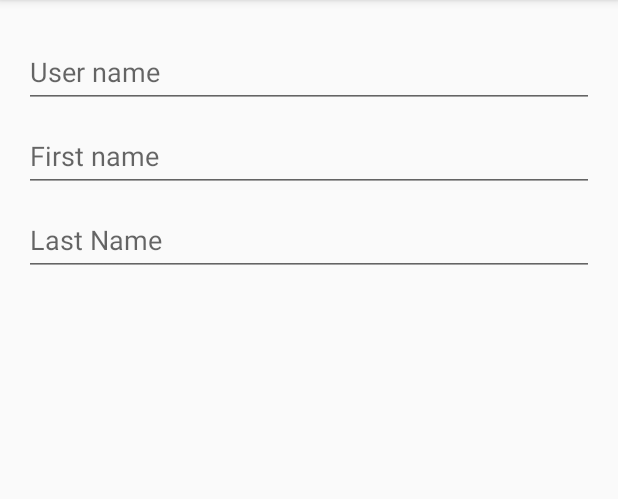
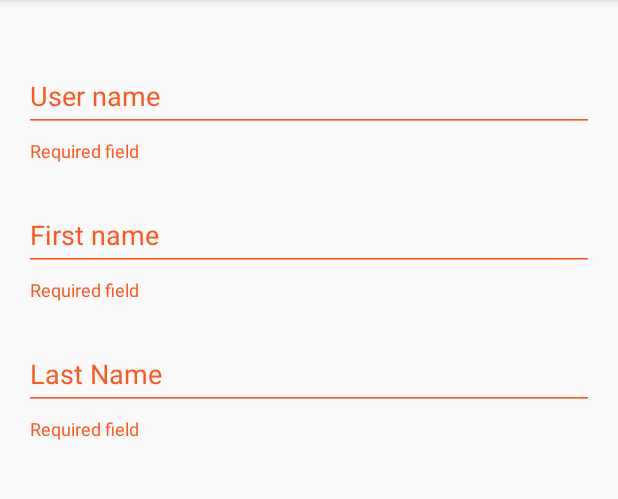
Before and after one commit to sapuglha/coroutinesExploration, an Android app: the UserFormFragment screen opened through its navigation route, after a tap on "Save", on a phone screen of 412 x 824 dp, the part 84-583 px from its top. Run offline under Robolectric (Android 15) with nearby library versions, the phone set to English and light mode, and no system bars; our stand-ins replace Dagger/Hilt's generated code, Room's generated code, Timber, data binding.

Commit message:
Add form validation error message

```diff
--- /dev/null
+++ b/app/src/main/java/com/sapuglha/coroutinesexploration/presentation/extensions/BindingAdapter.kt
@@ -0,0 +1,15 @@
+package com.sapuglha.coroutinesexploration.presentation.extensions
+
+import androidx.databinding.BindingAdapter
+import com.google.android.material.textfield.TextInputLayout
+
+@BindingAdapter("fieldValidationError")
+fun TextInputLayout.setErrorMessage(errorMessage: String?) {
+    if (errorMessage.isNullOrBlank()) {
+        this.error = ""
+        this.isErrorEnabled = false
+    } else {
+        this.error = errorMessage
+        this.isErrorEnabled = true
+    }
+}
--- a/app/src/main/java/com/sapuglha/coroutinesexploration/presentation/user/form/UserFormViewModel.kt
+++ b/app/src/main/java/com/sapuglha/coroutinesexploration/presentation/user/form/UserFormViewModel.kt
@@ -8,8 +8,6 @@ import com.sapuglha.coroutinesexploration.data.db.AppDatabase
 import com.sapuglha.coroutinesexploration.data.type.UserEntity
 import com.sapuglha.coroutinesexploration.presentation.Event
 import kotlinx.coroutines.Dispatchers.IO
-import kotlinx.coroutines.async
-import kotlinx.coroutines.delay
 import kotlinx.coroutines.launch
 import kotlinx.coroutines.withContext
 import timber.log.Timber
@@ -26,8 +24,11 @@ class UserFormViewModel @Inject constructor(
         get() = _formSaved
 
     val usernameField = MutableLiveData<String>()
+    val usernameFieldError = MutableLiveData<String>()
     val firstnameField = MutableLiveData<String>()
+    val firstnameFieldError = MutableLiveData<String>()
     val lastnameField = MutableLiveData<String>()
+    val lastnameFieldError = MutableLiveData<String>()
 
     fun addUser() {
         Timber.e("*** Save button pressed ***")
@@ -36,37 +37,12 @@ class UserFormViewModel @Inject constructor(
         if (isFormInvalid(inputData)) return
 
         viewModelScope.launch {
-            val deferred1 = async { count() }
-
-            val deferred2 = async {
-                withContext(IO) {
-                    saveToDB(inputData)
-                }
+            withContext(IO) {
+                db.userDao().insert(inputData)
             }
-            deferred1.await()
-            deferred2.await()
 
             _formSaved.postValue(Event(true))
         }
-    }
-
-    private suspend fun count() {
-        Timber.d(">=> Started counting <=<")
-        var iteration = 0
-        do {
-            Timber.d(">=> Current iteration: $iteration <=<")
-            delay(1000)
-            iteration++
-        } while (iteration < 20)
-
-        Timber.d(">=> Done counting <=<")
-    }
-
-    private suspend fun saveToDB(inputData: UserEntity) {
-        Timber.w("=== Will save to DB ===")
-        delay(5_000)
-        db.userDao().insert(inputData)
-        Timber.w("=== Done saving to DB ===")
     }
 
     private fun getInputData(): UserEntity {
@@ -78,9 +54,28 @@ class UserFormViewModel @Inject constructor(
     }
 
     private fun isFormInvalid(input: UserEntity): Boolean {
-        return (input.username.isBlank()
-                || input.firstName.isBlank()
-                || input.lastName.isBlank())
+        var response = false
+
+        usernameFieldError.value = ""
+        firstnameFieldError.value = ""
+        lastnameFieldError.value = ""
+
+        if (input.username.isBlank()) {
+            usernameFieldError.postValue("Required field")
+            response = response || true
+        }
+
+        if (input.firstName.isBlank()) {
+            firstnameFieldError.postValue("Required field")
+            response = response || true
+        }
+
+        if (input.lastName.isBlank()) {
+            lastnameFieldError.postValue("Required field")
+            response = response || true
+        }
+
+        return response
     }
 
     fun setUserId(id: String?) {
--- a/app/src/main/res/layout/fragment_user_form.xml
+++ b/app/src/main/res/layout/fragment_user_form.xml
@@ -1,5 +1,6 @@
 <?xml version="1.0" encoding="utf-8"?>
 <layout xmlns:android="http://schemas.android.com/apk/res/android"
+    xmlns:app="http://schemas.android.com/apk/res-auto"
     xmlns:tools="http://schemas.android.com/tools"
     tools:context=".presentation.user.form.UserFormFragment">
 
@@ -11,21 +12,27 @@
 
     </data>
 
-    <LinearLayout
+    <androidx.constraintlayout.widget.ConstraintLayout
         android:layout_width="match_parent"
         android:layout_height="match_parent"
         android:orientation="vertical"
         android:padding="16dp">
 
         <com.google.android.material.textfield.TextInputLayout
+            android:id="@+id/user_form_username"
             android:layout_width="match_parent"
-            android:layout_height="wrap_content">
+            android:layout_height="wrap_content"
+            android:layout_marginTop="16dp"
+            android:hint="@string/activity_form_textview_username_placeholder"
+            app:fieldValidationError="@{viewModel.usernameFieldError}"
+            app:layout_constraintEnd_toEndOf="parent"
+            app:layout_constraintStart_toStartOf="parent"
+            app:layout_constraintTop_toTopOf="parent">
 
-            <EditText
+            <androidx.appcompat.widget.AppCompatEditText
                 android:id="@+id/login_activity_textview_usermame"
                 android:layout_width="match_parent"
                 android:layout_height="wrap_content"
-                android:hint="@string/activity_form_textview_username_placeholder"
                 android:inputType="textNoSuggestions"
                 android:maxLines="1"
                 android:singleLine="true"
@@ -33,14 +40,20 @@
         </com.google.android.material.textfield.TextInputLayout>
 
         <com.google.android.material.textfield.TextInputLayout
+            android:id="@+id/user_form_firstname"
             android:layout_width="match_parent"
-            android:layout_height="wrap_content">
+            android:layout_height="wrap_content"
+            android:layout_marginTop="16dp"
+            android:hint="@string/activity_form_textview_firstname_placeholder"
+            app:fieldValidationError="@{viewModel.firstnameFieldError}"
+            app:layout_constraintEnd_toEndOf="parent"
+            app:layout_constraintStart_toStartOf="parent"
+            app:layout_constraintTop_toBottomOf="@id/user_form_username">
 
-            <EditText
+            <androidx.appcompat.widget.AppCompatEditText
                 android:id="@+id/login_activity_textview_firstname"
                 android:layout_width="match_parent"
                 android:layout_height="wrap_content"
-                android:hint="@string/activity_form_textview_firstname_placeholder"
                 android:inputType="textNoSuggestions"
                 android:maxLines="1"
                 android:singleLine="true"
@@ -48,20 +61,24 @@
         </com.google.android.material.textfield.TextInputLayout>
 
         <com.google.android.material.textfield.TextInputLayout
+            android:id="@+id/user_form_lastname"
             android:layout_width="match_parent"
-            android:layout_height="wrap_content">
+            android:layout_height="wrap_content"
+            android:layout_marginTop="16dp"
+            android:hint="@string/activity_form_textview_lastname_placeholder"
+            app:fieldValidationError="@{viewModel.lastnameFieldError}"
+            app:layout_constraintEnd_toEndOf="parent"
+            app:layout_constraintStart_toStartOf="parent"
+            app:layout_constraintTop_toBottomOf="@id/user_form_firstname">
 
-            <EditText
+            <androidx.appcompat.widget.AppCompatEditText
                 android:id="@+id/login_activity_textview_lastname"
                 android:layout_width="match_parent"
                 android:layout_height="wrap_content"
-                android:hint="@string/activity_form_textview_lastname_placeholder"
                 android:inputType="textNoSuggestions"
                 android:maxLines="1"
                 android:singleLine="true"
                 android:text="@={viewModel.lastnameField}" />
         </com.google.android.material.textfield.TextInputLayout>
-
-
-    </LinearLayout>
+    </androidx.constraintlayout.widget.ConstraintLayout>
 </layout>
--- a/data/build.gradle
+++ b/data/build.gradle
@@ -43,6 +43,7 @@ dependencies {
 
     // ========== Room
     api "androidx.room:room-runtime:$versions.androidx.room"
+    api "androidx.room:room-coroutines:$versions.androidx.room"
     kapt "androidx.room:room-compiler:$versions.androidx.room"
 
     // ========== LiveData
--- a/data/src/main/java/com/sapuglha/coroutinesexploration/data/type/UserDao.kt
+++ b/data/src/main/java/com/sapuglha/coroutinesexploration/data/type/UserDao.kt
@@ -9,7 +9,7 @@ import androidx.room.Query
 @Dao
 interface UserDao {
     @Insert(onConflict = OnConflictStrategy.REPLACE)
-    fun insert(user: UserEntity)
+    suspend fun insert(user: UserEntity)
 
     @Query("select * from user")
     fun observeAll(): LiveData<List<UserEntity>>
```
